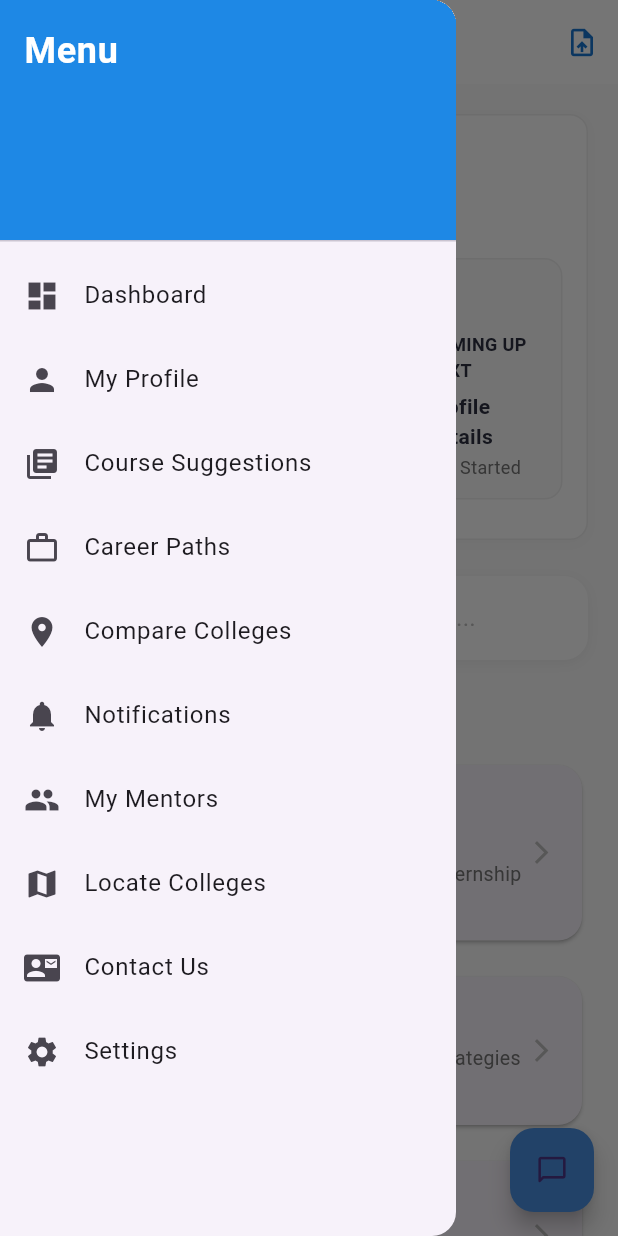
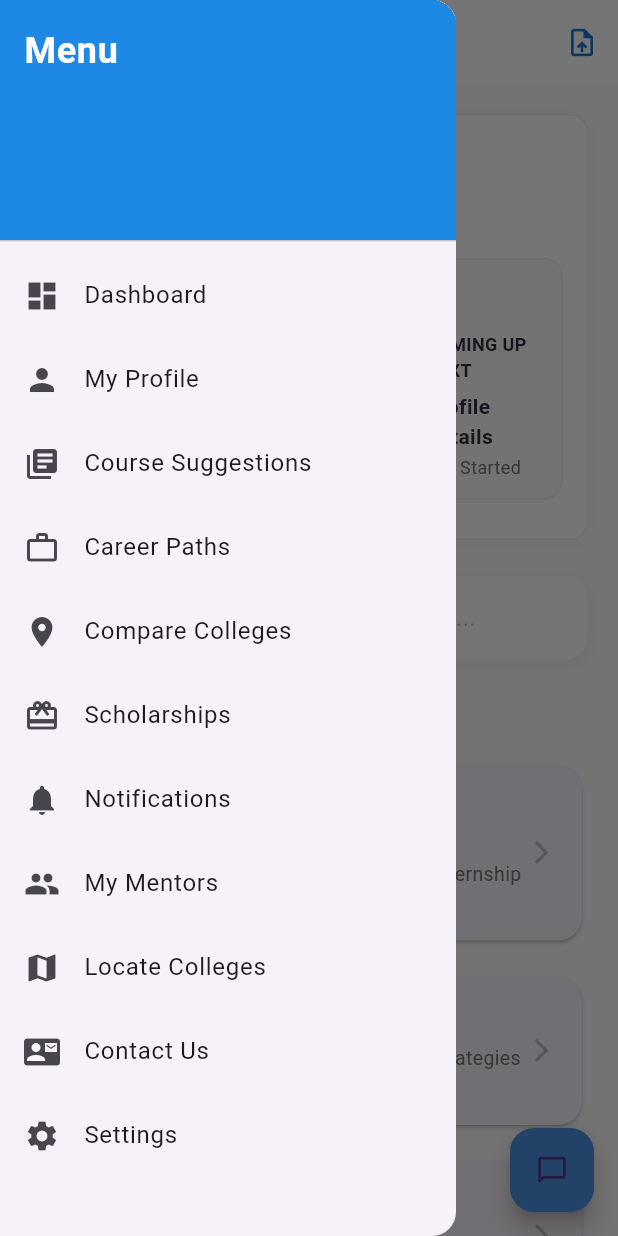
Before and after one commit to Dinesh-NPC/Hexagrad, a Flutter app: the HomeScreen screen opened directly, with the side drawer open, on a phone screen of 412 x 824 dp. Run offline on Flutter 3.47's test engine with Material 3 defaults, Android fonts, the phone set to English and light mode, and no system bars; our stand-ins replace cloud_firestore, firebase_auth, firebase_core, flutter_gemini, flutter_local_notifications, google_fonts and 4 more; missing offline and left inert: dart:html; accounts and stored records are empty.

Commit message:
changes before review

```diff
--- a/lib/screens/home_screen.dart
+++ b/lib/screens/home_screen.dart
@@ -13,6 +13,7 @@ import 'profile_view.dart';
 import 'mentors_screen.dart';
 import 'locate_colleges_screen.dart';
 import 'contact_us_screen.dart'; // ✅ kept from old code
+import 'scholarship_details_screen.dart';
 
 class HomeScreen extends StatefulWidget {
   const HomeScreen({super.key});
@@ -278,7 +279,7 @@ class _HomeScreenState extends State<HomeScreen> {
             ),
             const SizedBox(width: 12),
             const Text(
-              "EduCareer Hub",
+              "Pathora",
               style: TextStyle(
                 color: Color(0xFF2D3142),
                 fontSize: 20,
@@ -370,6 +371,17 @@ class _HomeScreenState extends State<HomeScreen> {
                 Navigator.push(
                   context,
                   MaterialPageRoute(builder: (_) => const CollegeExplorer()),
+                );
+              },
+            ),
+            ListTile(
+              leading: const Icon(Icons.card_giftcard),
+              title: const Text('Scholarships'),
+              onTap: () {
+                Navigator.pop(context);
+                Navigator.push(
+                  context,
+                  MaterialPageRoute(builder: (_) => const ScholarshipDetailsScreen()),
                 );
               },
             ),
@@ -517,12 +529,6 @@ class _HomeScreenState extends State<HomeScreen> {
               () {},
             ),
             _buildSolutionCard(
-              "Planning Tools",
-              "Build your profile and create a roadmap to your dream colleges.",
-              Icons.timeline_rounded,
-              () {},
-            ),
-            _buildSolutionCard(
               "College Application",
               "Craft the perfect college application strategy with experts.",
               Icons.school_rounded,
@@ -534,16 +540,15 @@ class _HomeScreenState extends State<HomeScreen> {
               },
             ),
             _buildSolutionCard(
-              "My Resources",
-              "Access curated resources to explore career opportunities.",
-              Icons.folder_outlined,
-              () {},
-            ),
-            _buildSolutionCard(
-              "Test Prep & Others",
-              "Kick-start your journey with test prep & career plans.",
-              Icons.assignment_outlined,
-              () {},
+              "Scholarship Opportunities",
+              "Discover scholarships tailored to your profile and career goals.",
+              Icons.card_giftcard,
+              () {
+                Navigator.push(
+                  context,
+                  MaterialPageRoute(builder: (_) => const ScholarshipDetailsScreen()),
+                );
+              },
             ),
           ],
         ),
```
Also changed, not shown: lib/screens/scholarship_details_screen.dart (added, +155 -0 lines), 1 other file.
